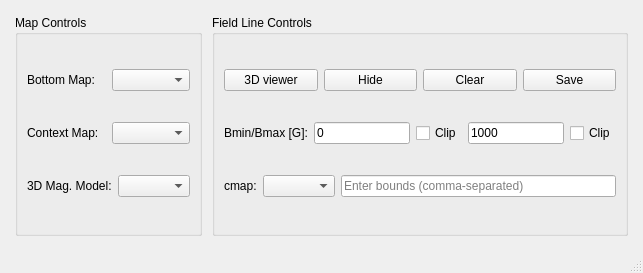
First picture: the form in pyampp/gxbox/UI/gxbox.ui, repository suncast-org/pyAMPP, before the edit.
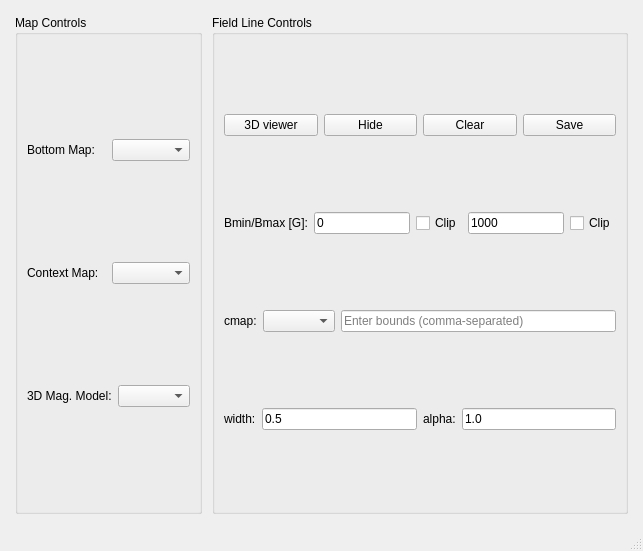
Second picture: the form after the edit.

Commit message: Update UI dimensions and add line width/alpha input fields

```diff
--- a/pyampp/gxbox/UI/gxbox.ui
+++ b/pyampp/gxbox/UI/gxbox.ui
@@ -7,7 +7,7 @@
     <x>0</x>
     <y>0</y>
     <width>643</width>
-    <height>273</height>
+    <height>551</height>
    </rect>
   </property>
   <property name="windowTitle">
@@ -194,6 +194,38 @@
            </item>
           </layout>
          </item>
+         <item>
+          <layout class="QHBoxLayout" name="horizontalLayout_2">
+           <item>
+            <widget class="QLabel" name="lineWidthlabel">
+             <property name="text">
+              <string>width:</string>
+             </property>
+            </widget>
+           </item>
+           <item>
+            <widget class="QLineEdit" name="LineWidthInput">
+             <property name="text">
+              <string>0.5</string>
+             </property>
+            </widget>
+           </item>
+           <item>
+            <widget class="QLabel" name="LineAlphaLabel">
+             <property name="text">
+              <string>alpha:</string>
+             </property>
+            </widget>
+           </item>
+           <item>
+            <widget class="QLineEdit" name="LineAlphaInput">
+             <property name="text">
+              <string>1.0</string>
+             </property>
+            </widget>
+           </item>
+          </layout>
+         </item>
         </layout>
        </widget>
       </item>
```
Left out of the diff: 11 changed lines with no effect on the pictures. The commit also changes 1 other file.
